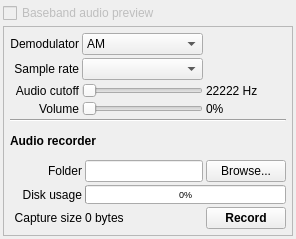
First picture: the form in ui/AudioPanel.ui, repository BatchDrake/SigDigger, before the edit.
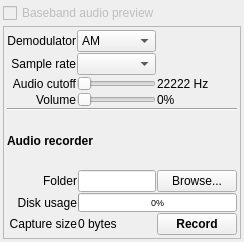
Second picture: the form after the edit.

Commit message: Compactify all panels

The edit to the form file:
```diff
--- a/ui/AudioPanel.ui
+++ b/ui/AudioPanel.ui
@@ -6,8 +6,8 @@
    <rect>
     <x>0</x>
     <y>0</y>
-    <width>296</width>
-    <height>239</height>
+    <width>244</width>
+    <height>242</height>
    </rect>
   </property>
   <property name="sizePolicy">
@@ -61,19 +61,19 @@
      </property>
      <layout class="QGridLayout" name="gridLayout">
       <property name="leftMargin">
-       <number>6</number>
+       <number>3</number>
       </property>
       <property name="topMargin">
-       <number>6</number>
+       <number>3</number>
       </property>
       <property name="rightMargin">
-       <number>6</number>
+       <number>3</number>
       </property>
       <property name="bottomMargin">
-       <number>6</number>
+       <number>3</number>
       </property>
       <property name="spacing">
-       <number>3</number>
+       <number>1</number>
       </property>
       <item row="3" column="3">
        <widget class="QLabel" name="volumeLabel">
```
The commit also changes 5 other files.
